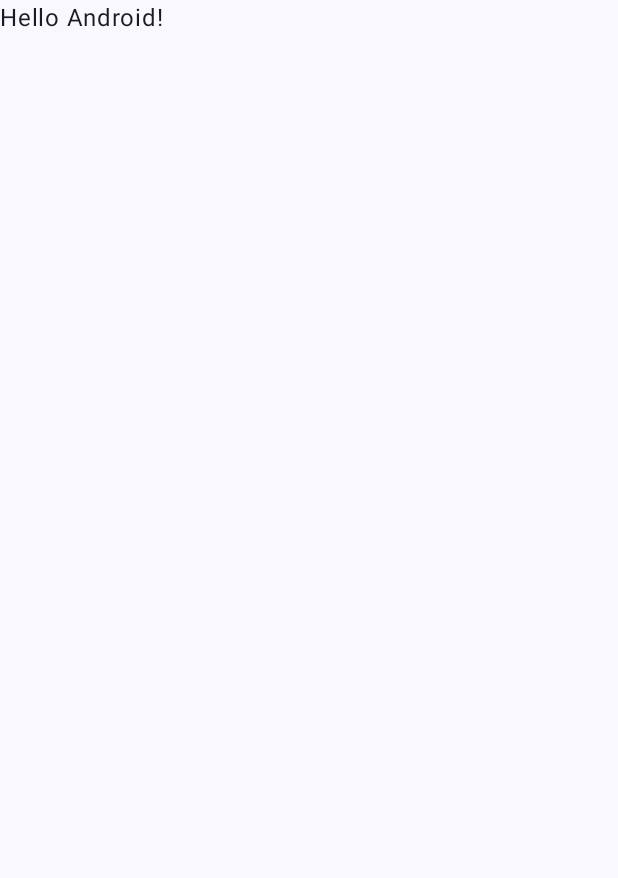
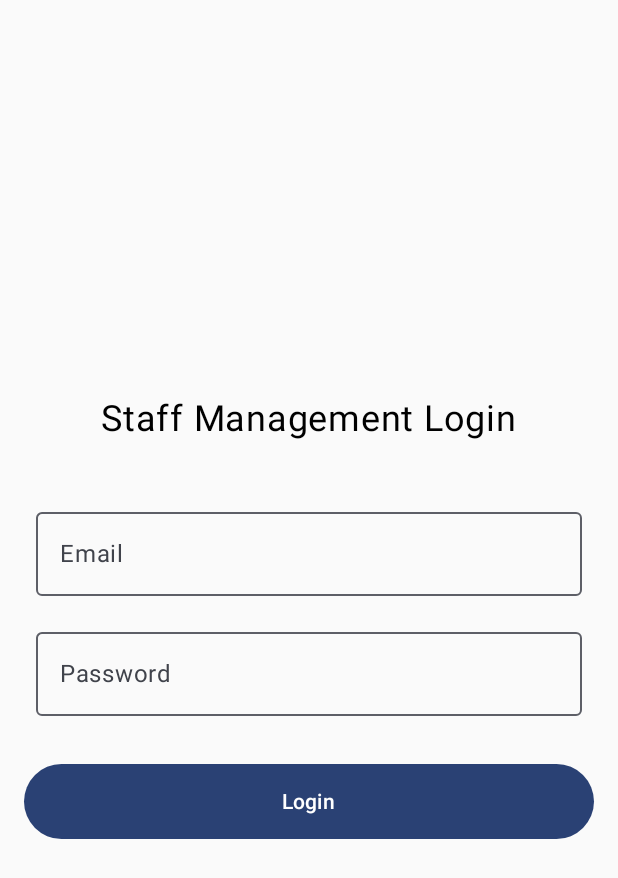
Before and after one commit to xz37/StaffManagement, an Android app built with Jetpack Compose: the screen it shows after launch (MainActivity), on a phone screen of 412 x 824 dp. Before the commit the part shown is almost empty. Shown: the top 878 px of the screen. Run offline under Robolectric (Android 15) with nearby library versions, the phone set to English and light mode, and no system bars.

```diff
--- a/app/build.gradle.kts
+++ b/app/build.gradle.kts
@@ -56,4 +56,6 @@ dependencies {
     androidTestImplementation(libs.androidx.ui.test.junit4)
     debugImplementation(libs.androidx.ui.tooling)
     debugImplementation(libs.androidx.ui.test.manifest)
+
+    implementation(libs.androidx.navigation.compose)
 }
--- a/app/src/main/java/com/example/staffmanagement/MainActivity.kt
+++ b/app/src/main/java/com/example/staffmanagement/MainActivity.kt
@@ -4,13 +4,6 @@ import android.os.Bundle
 import androidx.activity.ComponentActivity
 import androidx.activity.compose.setContent
 import androidx.activity.enableEdgeToEdge
-import androidx.compose.foundation.layout.fillMaxSize
-import androidx.compose.foundation.layout.padding
-import androidx.compose.material3.Scaffold
-import androidx.compose.material3.Text
-import androidx.compose.runtime.Composable
-import androidx.compose.ui.Modifier
-import androidx.compose.ui.tooling.preview.Preview
 import com.example.staffmanagement.ui.theme.StaffManagementTheme
 
 class MainActivity : ComponentActivity() {
@@ -19,29 +12,8 @@ class MainActivity : ComponentActivity() {
         enableEdgeToEdge()
         setContent {
             StaffManagementTheme {
-                Scaffold(modifier = Modifier.fillMaxSize()) { innerPadding ->
-                    Greeting(
-                        name = "Android",
-                        modifier = Modifier.padding(innerPadding)
-                    )
-                }
+                StaffManagementApp()
             }
         }
     }
 }
-
-@Composable
-fun Greeting(name: String, modifier: Modifier = Modifier) {
-    Text(
-        text = "Hello $name!",
-        modifier = modifier
-    )
-}
-
-@Preview(showBackground = true)
-@Composable
-fun GreetingPreview() {
-    StaffManagementTheme {
-        Greeting("Android")
-    }
-}
--- /dev/null
+++ b/app/src/main/java/com/example/staffmanagement/StaffManagementApp.kt
@@ -0,0 +1,35 @@
+package com.example.staffmanagement
+
+import androidx.compose.runtime.Composable
+import androidx.navigation.NavHostController
+import androidx.navigation.compose.NavHost
+import androidx.navigation.compose.composable
+import androidx.navigation.compose.rememberNavController
+
+
+enum class StaffManagementScreen() {
+    Login,
+    StaffDirectory,
+}
+
+@Composable
+fun StaffManagementApp(
+    navController: NavHostController = rememberNavController()
+) {
+
+    NavHost(
+        navController = navController,
+        startDestination = "login"
+    ) {
+        composable(route = StaffManagementScreen.Login.name) {
+            LoginScreen(
+                onLoginButtonClicked = {
+                    navController.navigate(StaffManagementScreen.StaffDirectory.name)
+                }
+            )
+        }
+        composable(route = StaffManagementScreen.StaffDirectory.name) {
+            StaffDirectoryScreen(token = "abc123")
+        }
+    }
+}
--- a/gradle/libs.versions.toml
+++ b/gradle/libs.versions.toml
@@ -8,9 +8,11 @@ espressoCore = "3.6.1"
 lifecycleRuntimeKtx = "2.8.7"
 activityCompose = "1.10.1"
 composeBom = "2024.09.00"
+navigationCompose = "2.8.9"
 
 [libraries]
 androidx-core-ktx = { group = "androidx.core", name = "core-ktx", version.ref = "coreKtx" }
+androidx-navigation-compose = { module = "androidx.navigation:navigation-compose", version.ref = "navigationCompose" }
 junit = { group = "junit", name = "junit", version.ref = "junit" }
 androidx-junit = { group = "androidx.test.ext", name = "junit", version.ref = "junitVersion" }
 androidx-espresso-core = { group = "androidx.test.espresso", name = "espresso-core", version.ref = "espressoCore" }
```
Also changed, not shown: app/src/main/java/com/example/staffmanagement/LoginScreen.kt (+5 -3 lines).
